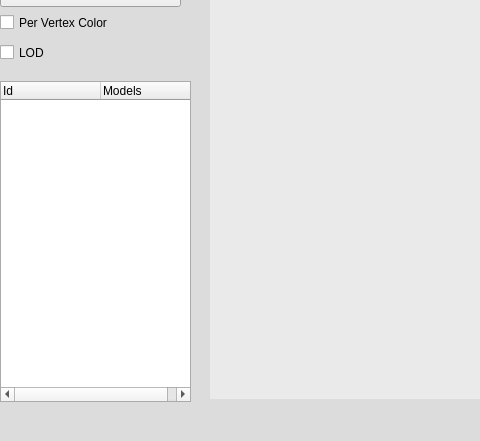
This is interface.ui in thejdeep/pyramid-point-renderer as Qt 5 draws it before an edit; both pictures show x 0 to 480 and y 415 to 856 of the 987 by 856 pixel window. The edited form follows.
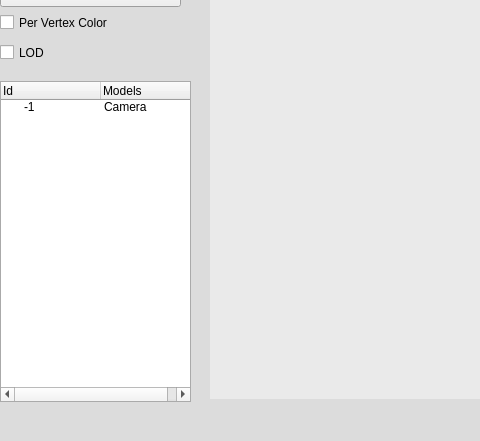
This is the edited form. Custom widgets are drawn as their Qt base class.

```diff
--- a/interface.ui
+++ b/interface.ui
@@ -173,6 +173,14 @@
       <string>Models</string>
      </property>
     </column>
+    <item>
+     <property name="text" >
+      <string>-1</string>
+     </property>
+     <property name="text" >
+      <string>Camera</string>
+     </property>
+    </item>
    </widget>
    <widget class="QTextBrowser" name="textObjectInfo" >
     <property name="geometry" >
```
Left out of the diff: 6 changed lines with no effect on the pictures.
